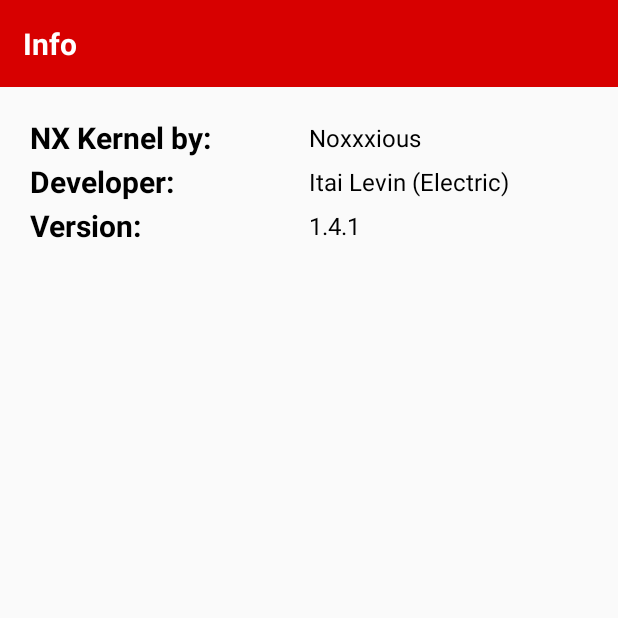
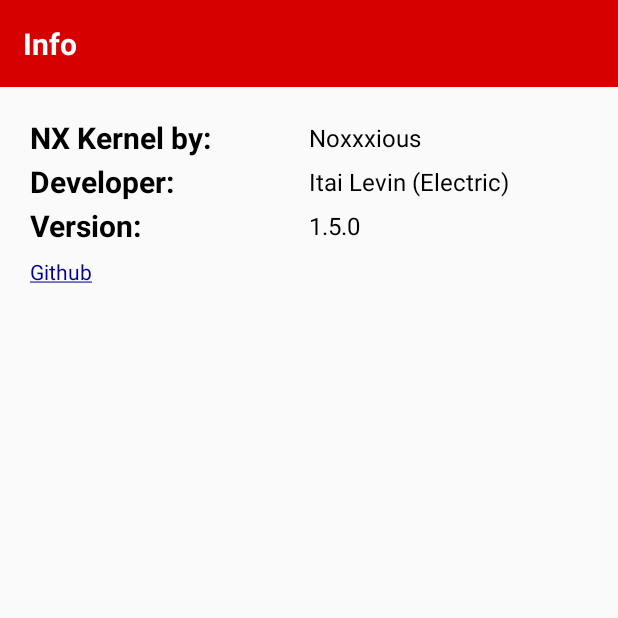
Before and after one commit to Electric1447/NXManager, an Android app: the Info screen opened directly, with no data from a screen before it, on a phone screen of 412 x 824 dp, the top half of it. Run offline under Robolectric (Android 15) with nearby library versions, the phone set to English and light mode, and no system bars.

Commit message:
Changed getting latest NX version to Jsoup. (v1.5.0)

```diff
--- a/app/build.gradle
+++ b/app/build.gradle
@@ -6,8 +6,8 @@ android {
         applicationId "eparon.nxmanager"
         minSdkVersion 24
         targetSdkVersion 28
-        versionCode 141
-        versionName "1.4.1"
+        versionCode 150
+        versionName "1.5.0"
         testInstrumentationRunner "android.support.test.runner.AndroidJUnitRunner"
     }
     buildTypes {
@@ -27,4 +27,5 @@ dependencies {
     testImplementation 'junit:junit:4.12'
     androidTestImplementation 'com.android.support.test:runner:1.0.2'
     androidTestImplementation 'com.android.support.test.espresso:espresso-core:3.0.2'
+    implementation 'org.jsoup:jsoup:1.11.3'
 }
--- a/app/src/main/java/eparon/nxmanager/Info.java
+++ b/app/src/main/java/eparon/nxmanager/Info.java
@@ -1,10 +1,15 @@
 package eparon.nxmanager;
 
+import android.content.Intent;
+import android.net.Uri;
 import android.support.v7.app.AppCompatActivity;
 import android.os.Bundle;
+import android.view.View;
 import android.widget.TextView;
 
 public class Info extends AppCompatActivity {
+
+    String githubURL = "https://github.com/Electric1447/NXManager";
 
     String versionName = BuildConfig.VERSION_NAME; //Get App version.
 
@@ -17,4 +22,9 @@ public class Info extends AppCompatActivity {
         TextView VersionLine = findViewById(R.id.version);
         VersionLine.setText(versionName);
     }
+
+    public void GotoGithub(View view) {
+        Intent browserIntent = new Intent(Intent.ACTION_VIEW, Uri.parse(githubURL));
+        startActivity(browserIntent);
+    }
 }
--- a/app/src/main/res/layout/activity_info.xml
+++ b/app/src/main/res/layout/activity_info.xml
@@ -1,12 +1,12 @@
 <?xml version="1.0" encoding="utf-8"?>
-<android.support.design.widget.CoordinatorLayout xmlns:android="http://schemas.android.com/apk/res/android"
+<android.support.design.widget.CoordinatorLayout
+    xmlns:android="http://schemas.android.com/apk/res/android"
     xmlns:tools="http://schemas.android.com/tools"
     android:layout_width="match_parent"
     android:layout_height="match_parent"
     tools:context="eparon.nxmanager.Info">
 
     <LinearLayout
-        android:id="@+id/linearLayout"
         android:layout_width="match_parent"
         android:layout_height="wrap_content"
         android:orientation="vertical">
@@ -25,7 +25,7 @@
                 android:layout_height="wrap_content"
                 android:text="Info"
                 android:textColor="#FFF"
-                android:textSize="20dp"
+                android:textSize="20sp"
                 android:textStyle="bold" />
 
         </LinearLayout>
@@ -33,7 +33,6 @@
         <LinearLayout
             android:layout_width="match_parent"
             android:layout_height="wrap_content"
-            android:layout_weight="0.4"
             android:orientation="vertical"
             android:padding="20dp">
 
@@ -145,6 +144,14 @@
                 </LinearLayout>
             </LinearLayout>
 
+            <TextView
+                android:layout_width="match_parent"
+                android:layout_height="wrap_content"
+                android:onClick="GotoGithub"
+                android:paddingTop="5dp"
+                android:text="@string/github"
+                android:textColor="#000093" />
+
         </LinearLayout>
 
     </LinearLayout>
--- a/app/src/main/res/values/strings.xml
+++ b/app/src/main/res/values/strings.xml
@@ -19,4 +19,5 @@
     <string name="eparon">Eparon Co. Ltd</string>
 
     <string name="changelog"><u>Changelog</u></string>
+    <string name="github"><u>Github</u></string>
 </resources>
```
Also changed, not shown: app/src/main/java/eparon/nxmanager/MainActivity.java (+27 -21 lines), app/src/main/res/layout/activity_main.xml (+7 -19 lines).
